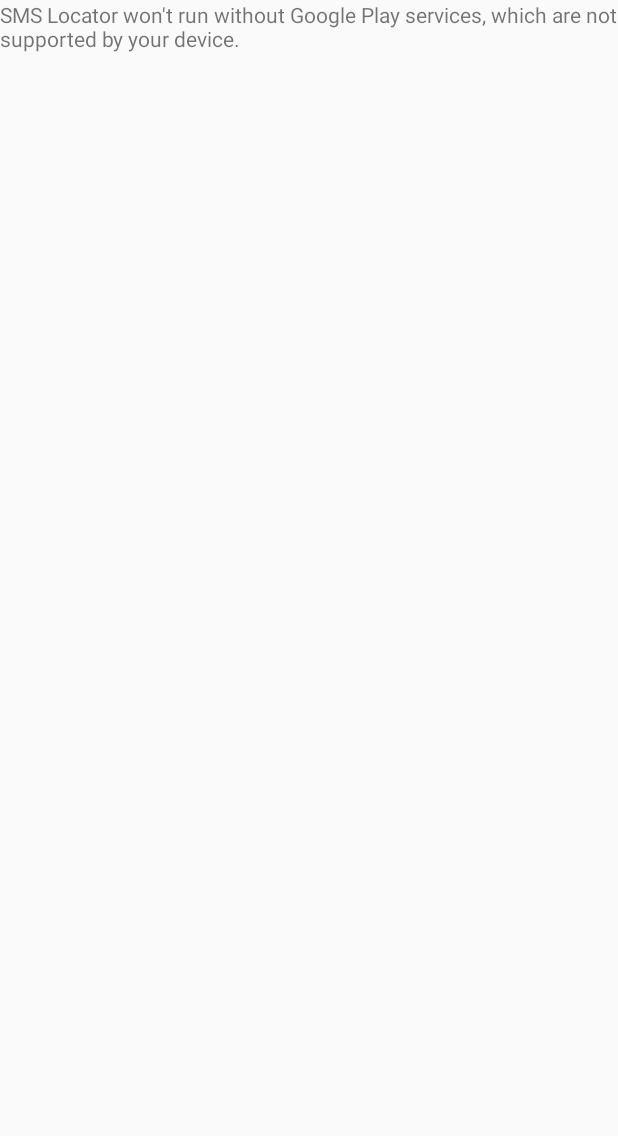
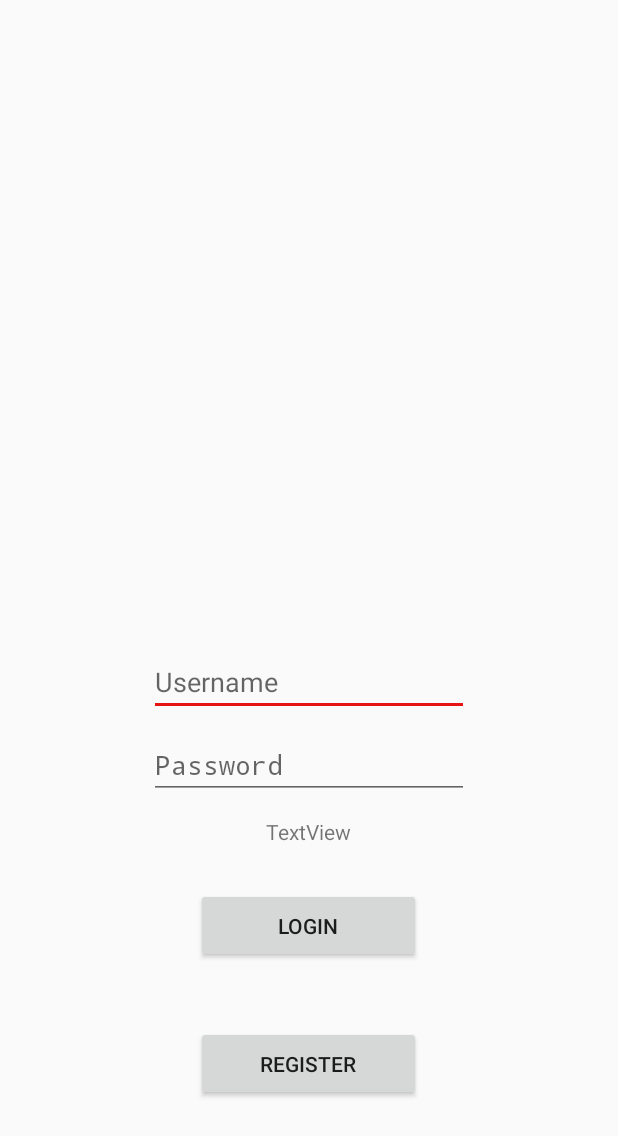
Before and after one commit to dneshev99/GPS-Dog-Tracker, an Android app: the screen it shows after launch (MapsActivity before the commit, LoginActivity after it), on a phone screen of 412 x 824 dp. Shown: the top 1136 px of the screen. Run offline under Robolectric (Android 15) with nearby library versions, the phone set to English and light mode, and no system bars; our stand-ins replace Volley.

Commit message:
Android app update
Added Login working on register

```diff
--- a/app/build.gradle
+++ b/app/build.gradle
@@ -24,7 +24,12 @@ dependencies {
     androidTestCompile('com.android.support.test.espresso:espresso-core:2.2.2', {
         exclude group: 'com.android.support', module: 'support-annotations'
     })
+    compile 'com.android.volley:volley:1.0.0'
     compile 'com.android.support:appcompat-v7:25.2.0'
     compile 'com.google.android.gms:play-services-maps:10.2.0'
+    compile 'com.google.firebase:firebase-messaging:10.0.1'
     testCompile 'junit:junit:4.12'
 }
+
+
+apply plugin: 'com.google.gms.google-services'
--- /dev/null
+++ b/app/src/main/java/neshev/dimityr/gps_sms/LoginActivity.java
@@ -0,0 +1,158 @@
+package neshev.dimityr.gps_sms;
+
+import android.Manifest;
+import android.app.Activity;
+import android.content.Intent;
+import android.content.pm.PackageManager;
+import android.os.Bundle;
+import android.support.v4.app.ActivityCompat;
+import android.support.v4.content.ContextCompat;
+import android.view.View;
+import android.widget.Button;
+import android.widget.EditText;
+import android.widget.TextView;
+import android.widget.Toast;
+
+import com.android.volley.Request;
+import com.android.volley.RequestQueue;
+import com.android.volley.Response;
+import com.android.volley.VolleyError;
+import com.android.volley.toolbox.StringRequest;
+import com.android.volley.toolbox.Volley;
+import com.google.android.gms.common.ConnectionResult;
+import com.google.android.gms.common.GoogleApiAvailability;
+
+
+
+public class LoginActivity extends Activity {
+
+    private TextView errorText;
+    private EditText usernameText,passwordText;
+
+    String [] permissions = {Manifest.permission.RECEIVE_SMS,Manifest.permission.ACCESS_FINE_LOCATION};
+
+    @Override
+    public void onCreate( Bundle savedInstanceState) {
+        super.onCreate(savedInstanceState);
+        setContentView(R.layout.activity_login);
+
+        isGooglePlayServicesAvailable(this);
+
+        if(checkIfAlreadyhavePermission()){
+            Toast.makeText(this,"Already hame permissions",Toast.LENGTH_SHORT).show();
+        }else {
+            requestForSpecificPermission();
+        }
+
+        setTextWidgets();
+        setButtons();
+
+
+    }
+
+
+    public boolean isGooglePlayServicesAvailable(Activity activity) {
+        GoogleApiAvailability googleApiAvailability = GoogleApiAvailability.getInstance();
+        int status = googleApiAvailability.isGooglePlayServicesAvailable(activity);
+        if(status != ConnectionResult.SUCCESS) {
+            if(googleApiAvailability.isUserResolvableError(status)) {
+                googleApiAvailability.getErrorDialog(activity, status, 2404).show();
+            }
+            return false;
+        }
+        return true;
+    }
+
+    private boolean checkIfAlreadyhavePermission() {
+        int locationResult = ContextCompat.checkSelfPermission(this, Manifest.permission_group.LOCATION);
+        int smsResult = ContextCompat.checkSelfPermission(this, Manifest.permission.RECEIVE_SMS);
+        return locationResult == PackageManager.PERMISSION_GRANTED && smsResult == PackageManager.PERMISSION_GRANTED;
+    }
+
+    private void requestForSpecificPermission() {
+        ActivityCompat.requestPermissions(this, permissions, 101);
+    }
+
+    @Override
+    public void onRequestPermissionsResult(int requestCode, String[] permissions, int[] grantResults) {
+        switch (requestCode) {
+            case 101:
+                if (grantResults[0] == PackageManager.PERMISSION_GRANTED) {
+                    Toast.makeText(this,"Permissions Granted",Toast.LENGTH_SHORT).show();
+                } else {
+                    Toast.makeText(this,"Permissions Not Granted",Toast.LENGTH_SHORT).show();
+                }
+                break;
+            default:
+                super.onRequestPermissionsResult(requestCode, permissions, grantResults);
+        }
+    }
+
+    private void setTextWidgets() {
+        errorText = (TextView) findViewById(R.id.error_text);
+        usernameText = (EditText) findViewById(R.id.username_text);
+        passwordText = (EditText) findViewById(R.id.password_text);
+    }
+
+    private void setButtons() {
+        Button loginButton = (Button) findViewById(R.id.login_button);
+        Button registerButton = (Button) findViewById(R.id.register_button);
+
+        loginButton.setOnClickListener(new View.OnClickListener() {
+            @Override
+            public void onClick(View v) {
+                String username = usernameText.getText().toString();
+                String password = passwordText.getText().toString();
+
+                if(username.equals("")){
+                    errorText.setText("Input username.");
+                }else if(password.equals("")){
+                    errorText.setText("Input password.");
+                }else{
+                    getRequest(username,password);
+                }
+            }
+        });
+
+        registerButton.setOnClickListener(new View.OnClickListener() {
+            @Override
+            public void onClick(View v) {
+                Intent startRegister = new Intent(getApplicationContext(),RegisterActivity.class);
+                startActivity(startRegister);
+            }
+        });
+    }
+
+    private void getRequest(String username, String password) {
+        String url = "http://tues-gps-app.herokuapp.com/check_login?username=" + username + "&password=" + password;
+
+        RequestQueue queue = Volley.newRequestQueue(getApplicationContext());
+
+            StringRequest request = new StringRequest(Request.Method.GET, url, new Response.Listener<String>() {
+                @Override
+                public void onResponse(String response) {
+                    handleResponse(response);
+                }
+            }, new Response.ErrorListener() {
+                @Override
+                public void onErrorResponse(VolleyError error) {
+                    errorText.setText("Try Again");
+                }
+            });
+            queue.add(request);
+    }
+
+    private void handleResponse(String response) {
+        if (response.equals("incorrect_username")){
+            errorText.setText("Incorrect username.");
+        }else if(response.equals("incorrect_password")){
+            errorText.setText("Incorrect password.");
+        }else if(response.equals("success")){
+            Intent startMenu = new Intent(this,MenuActivity.class);
+            startActivity(startMenu);
+        }
+
+    }
+
+
+}
--- /dev/null
+++ b/app/src/main/res/layout/activity_login.xml
@@ -0,0 +1,55 @@
+<?xml version="1.0" encoding="utf-8"?>
+<RelativeLayout xmlns:android="http://schemas.android.com/apk/res/android"
+    xmlns:tools="http://schemas.android.com/tools"
+    android:layout_width="match_parent" android:layout_height="match_parent">
+
+    <EditText
+        android:id="@+id/username_text"
+        android:layout_width="wrap_content"
+        android:layout_height="wrap_content"
+        android:ems="10"
+        android:hint="Username"
+        android:inputType="textPersonName"
+        android:layout_above="@+id/error_text"
+        android:layout_centerHorizontal="true"
+        android:layout_marginBottom="67dp" />
+
+    <EditText
+        android:id="@+id/password_text"
+        android:layout_width="wrap_content"
+        android:layout_height="wrap_content"
+        android:ems="10"
+        android:hint="Password"
+        android:inputType="textPassword"
+        android:layout_above="@+id/error_text"
+        android:layout_alignStart="@+id/username_text"
+        android:layout_marginBottom="12dp" />
+
+    <Button
+        android:id="@+id/login_button"
+        android:layout_width="150dp"
+        android:layout_height="50dp"
+        android:layout_above="@+id/register_button"
+        android:layout_alignStart="@+id/register_button"
+        android:layout_marginBottom="42dp"
+        android:text="Login" />
+
+    <Button
+        android:id="@+id/register_button"
+        android:layout_width="150dp"
+        android:layout_height="50dp"
+        android:text="Register"
+        android:layout_alignParentBottom="true"
+        android:layout_centerHorizontal="true"
+        android:layout_marginBottom="90dp" />
+
+    <TextView
+        android:id="@+id/error_text"
+        android:layout_width="wrap_content"
+        android:layout_height="wrap_content"
+        android:layout_above="@+id/login_button"
+        android:layout_centerHorizontal="true"
+        android:layout_marginBottom="28dp"
+        android:text="TextView"
+        android:textColorLink="@color/colorAccent" />
+</RelativeLayout>
--- /dev/null
+++ b/app/src/main/res/layout/activity_menu.xml
@@ -0,0 +1,5 @@
+<?xml version="1.0" encoding="utf-8"?>
+<RelativeLayout xmlns:android="http://schemas.android.com/apk/res/android"
+    android:layout_width="match_parent" android:layout_height="match_parent">
+
+</RelativeLayout>
--- a/app/src/main/res/values/colors.xml
+++ b/app/src/main/res/values/colors.xml
@@ -2,5 +2,5 @@
 <resources>
     <color name="colorPrimary">#3F51B5</color>
     <color name="colorPrimaryDark">#303F9F</color>
-    <color name="colorAccent">#FF4081</color>
+    <color name="colorAccent">#e71414</color>
 </resources>
--- a/build.gradle
+++ b/build.gradle
@@ -5,10 +5,11 @@ buildscript {
         jcenter()
     }
     dependencies {
-        classpath 'com.android.tools.build:gradle:2.3.0'
+        classpath 'com.android.tools.build:gradle:2.3.2'
 
         // NOTE: Do not place your application dependencies here; they belong
         // in the individual module build.gradle files
+        classpath 'com.google.gms:google-services:3.0.0'
     }
 }
 
```
Also changed, not shown: app/src/main/AndroidManifest.xml (+19 -7 lines), app/src/main/java/neshev/dimityr/gps_sms/FirebaseTokenService.java (added, +21 -0 lines), app/src/main/java/neshev/dimityr/gps_sms/MapsActivity.java (+26 -58 lines), app/src/main/java/neshev/dimityr/gps_sms/MenuActivity.java (added, +13 -0 lines), app/src/main/java/neshev/dimityr/gps_sms/RegisterActivity.java (added, +83 -0 lines), app/src/main/java/neshev/dimityr/gps_sms/SmsService.java (added, +66 -0 lines), app/src/main/res/layout/activity_googlemaps.xml (added, +18 -0 lines), app/src/main/res/layout/activity_register.xml (added, +53 -0 lines), 1 other file.
